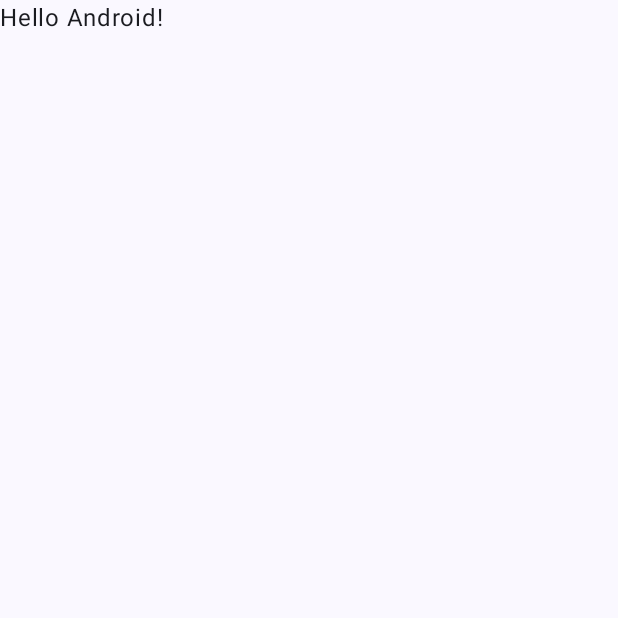
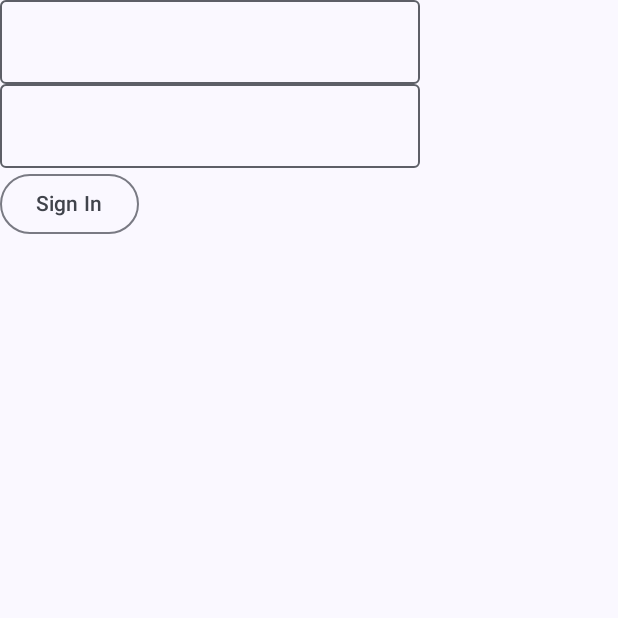
Before and after one commit to Cargo-StartUp/CargoExpress-MobileApplication, an Android app built with Jetpack Compose: the screen it shows after launch (MainActivity), on a phone screen of 412 x 824 dp, the top half of it. Before the commit the part shown is almost empty. Run offline under Robolectric (Android 15) with nearby library versions, the phone set to English and light mode, and no system bars.

Commit message:
feat: Added Login 1.0

```diff
--- a/app/src/main/java/com/cargoexpress/app/core/MainActivity.kt
+++ b/app/src/main/java/com/cargoexpress/app/core/MainActivity.kt
@@ -4,44 +4,26 @@ import android.os.Bundle
 import androidx.activity.ComponentActivity
 import androidx.activity.compose.setContent
 import androidx.activity.enableEdgeToEdge
-import androidx.compose.foundation.layout.fillMaxSize
-import androidx.compose.foundation.layout.padding
-import androidx.compose.material3.Scaffold
-import androidx.compose.material3.Text
-import androidx.compose.runtime.Composable
-import androidx.compose.ui.Modifier
-import androidx.compose.ui.tooling.preview.Preview
 import com.cargoexpress.app.core.ui.theme.CargoexpressTheme
+import com.cargoexpress.app.feature_auth.common.Constants
+import com.cargoexpress.app.feature_auth.data.remote.AuthService
+import com.cargoexpress.app.feature_auth.data.repository.AuthRepository
+import com.cargoexpress.app.feature_auth.presentation.sigin.SignInScreen
+import com.cargoexpress.app.feature_auth.presentation.sigin.SignInViewModel
+import retrofit2.Retrofit
+import retrofit2.converter.gson.GsonConverterFactory
 
 class MainActivity : ComponentActivity() {
+    private val service = Retrofit.Builder().baseUrl(Constants.BASE_URL)
+        .addConverterFactory(GsonConverterFactory.create()).build().create(AuthService::class.java)
+    private val viewModel = SignInViewModel(AuthRepository(service))
     override fun onCreate(savedInstanceState: Bundle?) {
         super.onCreate(savedInstanceState)
         enableEdgeToEdge()
         setContent {
             CargoexpressTheme {
-                Scaffold(modifier = Modifier.fillMaxSize()) { innerPadding ->
-                    Greeting(
-                        name = "Android",
-                        modifier = Modifier.padding(innerPadding)
-                    )
-                }
+                SignInScreen(viewModel)
             }
         }
     }
 }
-
-@Composable
-fun Greeting(name: String, modifier: Modifier = Modifier) {
-    Text(
-        text = "Hello $name!",
-        modifier = modifier
-    )
-}
-
-@Preview(showBackground = true)
-@Composable
-fun GreetingPreview() {
-    CargoexpressTheme {
-        Greeting("Android")
-    }
-}
--- /dev/null
+++ b/app/src/main/java/com/cargoexpress/app/feature_auth/common/Constants.kt
@@ -0,0 +1,5 @@
+package com.cargoexpress.app.feature_auth.common
+
+object Constants {
+    const val BASE_URL = "https://cargoexpressapi-b9hxcvayhfezhub2.brazilsouth-01.azurewebsites.net/api/v1/"
+}
--- /dev/null
+++ b/app/src/main/java/com/cargoexpress/app/feature_auth/common/Resource.kt
@@ -0,0 +1,6 @@
+package com.cargoexpress.app.feature_auth.common
+
+sealed class Resource<T>(val data: T? = null, val message: String? = null ){
+    class Success<T>(data: T): Resource<T>(data)
+    class Error<T>(message: String, data: T? = null): Resource<T>(data, message)
+}
--- /dev/null
+++ b/app/src/main/java/com/cargoexpress/app/feature_auth/data/remote/AuthService.kt
@@ -0,0 +1,17 @@
+package com.cargoexpress.app.feature_auth.data.remote
+import retrofit2.Call
+import retrofit2.Response
+import retrofit2.http.*
+
+interface AuthService {
+    @Headers("Content-Type: application/json")
+    @POST("authentication/sign-in")
+    suspend fun signIn(@Body request: SignInRequest): Response<UserDto>
+
+    @Headers("Content-Type: application/json")
+    @POST("authentication/sign-up")
+    suspend fun signUp(
+        @Query("username") username: String,
+        @Query("password") password: String
+    ): Response<UserDto>
+}
--- /dev/null
+++ b/app/src/main/java/com/cargoexpress/app/feature_auth/data/remote/SignInRequest.kt
@@ -0,0 +1,6 @@
+package com.cargoexpress.app.feature_auth.data.remote
+
+data class SignInRequest(
+    val username: String,
+    val password: String
+)
--- /dev/null
+++ b/app/src/main/java/com/cargoexpress/app/feature_auth/domain/model/User.kt
@@ -0,0 +1,3 @@
+package com.cargoexpress.app.feature_auth.domain.model
+
+data class User(val username: String)
--- /dev/null
+++ b/app/src/main/java/com/cargoexpress/app/feature_auth/presentation/sigin/SigInScreen.kt
@@ -0,0 +1,48 @@
+package com.cargoexpress.app.feature_auth.presentation.sigin
+
+import androidx.compose.foundation.layout.Column
+import androidx.compose.foundation.layout.padding
+import androidx.compose.material3.CircularProgressIndicator
+import androidx.compose.material3.OutlinedButton
+import androidx.compose.material3.OutlinedTextField
+import androidx.compose.material3.Scaffold
+import androidx.compose.material3.Text
+import androidx.compose.runtime.Composable
+import androidx.compose.ui.Modifier
+
+@Composable
+fun SignInScreen(viewModel: SignInViewModel) {
+    val state = viewModel.state.value
+
+    val username = viewModel.username.value
+
+    val password = viewModel.password.value
+
+    Scaffold { innerPadding ->
+        Column(modifier = Modifier.padding(innerPadding))
+        {
+            OutlinedTextField(
+                value = username,
+                onValueChange = { viewModel.onUsernameChange(it) }
+            )
+            OutlinedTextField(
+                value = password,
+                onValueChange = { viewModel.onPasswordChange(it) }
+            )
+            OutlinedButton(onClick = {
+                viewModel.signIn()
+            }) {
+                Text("Sign In")
+            }
+            state.user?.let {
+                Text("Welcome ${it.username}")
+            }
+            if (state.error.isNotEmpty()) {
+                Text("Usuario o contraseña incorrectos")
+            }
+            if (state.isLoading) {
+                CircularProgressIndicator()
+            }
+        }
+    }
+}
--- /dev/null
+++ b/app/src/main/java/com/cargoexpress/app/feature_auth/presentation/sigin/SignInState.kt
@@ -0,0 +1,9 @@
+package com.cargoexpress.app.feature_auth.presentation.sigin
+
+import com.cargoexpress.app.feature_auth.domain.model.User
+
+data class SignInState(
+    val isLoading: Boolean = false,
+    val user:  User? = null,
+    val error: String = ""
+)
--- /dev/null
+++ b/app/src/main/java/com/cargoexpress/app/feature_auth/presentation/sigin/SignInViewModel.kt
@@ -0,0 +1,41 @@
+package com.cargoexpress.app.feature_auth.presentation.sigin
+
+import androidx.compose.runtime.State
+import androidx.compose.runtime.mutableStateOf
+import androidx.lifecycle.ViewModel
+import androidx.lifecycle.viewModelScope
+import com.cargoexpress.app.feature_auth.common.Resource
+import com.cargoexpress.app.feature_auth.data.repository.AuthRepository
+import kotlinx.coroutines.launch
+
+class SignInViewModel(private val authRepository: AuthRepository): ViewModel() {
+
+    private val _state = mutableStateOf(SignInState())
+    val state: State<SignInState> get() = _state
+
+    private val _username = mutableStateOf("")
+    val username: State<String> get() = _username
+
+    private val _password = mutableStateOf("")
+    val password: State<String> get() = _password
+
+    fun signIn() {
+        _state.value = SignInState(isLoading = true)
+        viewModelScope.launch {
+            val result = authRepository.signIn(_username.value, _password.value)
+            if (result is Resource.Success) {
+                _state.value = SignInState(user = result.data)
+            } else {
+                _state.value = SignInState(error =result.message?:"Error")
+            }
+        }
+    }
+
+    fun onUsernameChange(username: String) {
+        _username.value = username
+    }
+
+    fun onPasswordChange(password: String) {
+        _password.value = password
+    }
+}
```
Also changed, not shown: app/src/main/java/com/cargoexpress/app/feature_auth/common/UIState.kt (added, +7 -0 lines), app/src/main/java/com/cargoexpress/app/feature_auth/data/remote/UserDto.kt (added, +17 -0 lines), app/src/main/java/com/cargoexpress/app/feature_auth/data/repository/AuthRepository.kt (added, +53 -0 lines), 586 other files.
